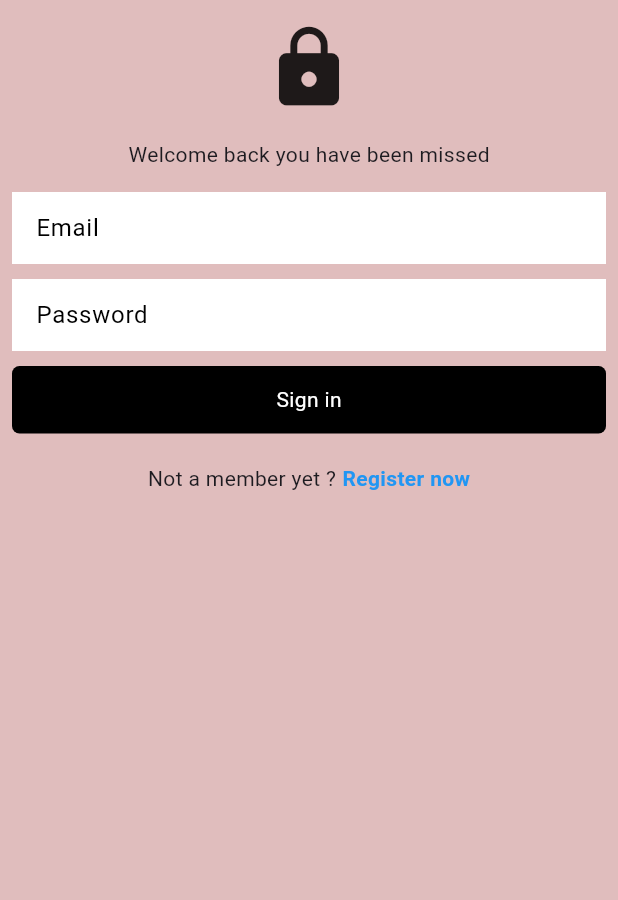
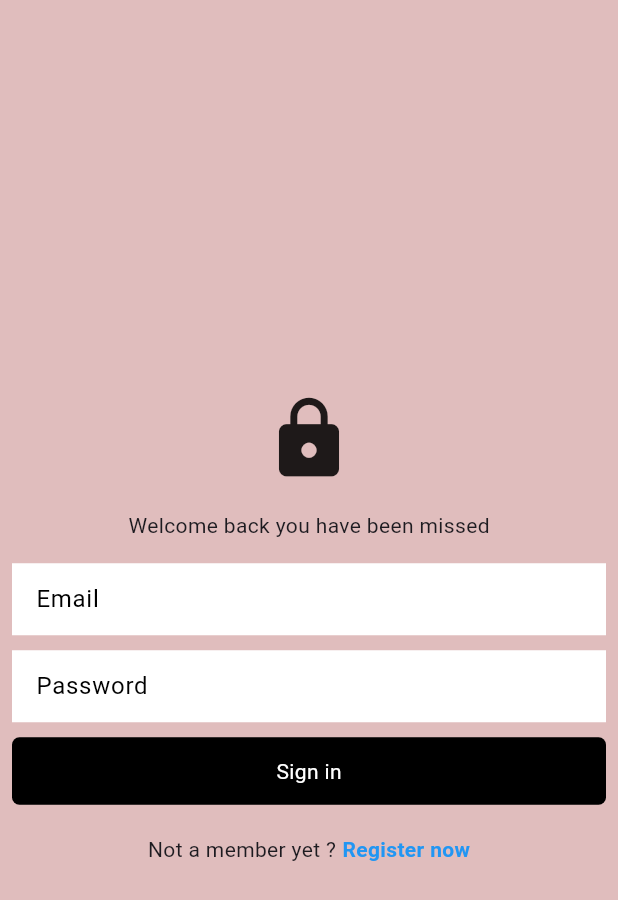
Before and after one commit to Nishesh73/minimals_socialmedia, a Flutter app: the screen it shows after launch, after a tap on "Signin now", on a phone screen of 412 x 824 dp. Shown: the top 900 px of the screen. Run offline on Flutter 3.47's test engine with Material 3 defaults, Android fonts, the light colour scheme and no system bars; our stand-ins replace cloud_firestore, firebase_auth, firebase_core, shared_preferences; accounts and stored records are empty.

Commit message:
fixing some issue related to textfield

```diff
--- a/lib/screens/home.dart
+++ b/lib/screens/home.dart
@@ -30,6 +30,7 @@ class _HomeState extends State<Home> {
       "userPost":_postController.text,
       "likes":[],
       "postId":"",
+      "time": DateTime.now()
 
 
     });
@@ -99,7 +100,8 @@ class _HomeState extends State<Home> {
       Expanded(
         //limit to 5 documents only randomly
         child: StreamBuilder(stream: FirebaseFirestore.instance.collection("posts")
-        .limit(5)
+        // .limit(5)
+         .orderBy("time", descending: true)
         .snapshots(),
         //document path-- means document's path/ghar--here postId, sometime docId
          builder: (context, asyncsnap){
--- a/lib/screens/login.dart
+++ b/lib/screens/login.dart
@@ -124,8 +124,14 @@ class _SignInState extends State<SignIn> {
       backgroundColor:Provider.of<ThemeNotifier>(context).darkTheme==true?Colors.black87: const Color.fromARGB(255, 224, 189, 189),
 
       body: Center(
+        child: SingleChildScrollView(
+             //to use scroll view we must have to give height to column
+             //if i donot give the scrollview widget then the size of textfield will shrink
+          child: Container(
+            height: MediaQuery.of(context).size.height,
             child: Column(
               crossAxisAlignment: CrossAxisAlignment.center,
+               mainAxisAlignment: MainAxisAlignment.center,
 
 
               children: [
@@ -239,6 +245,8 @@ class _SignInState extends State<SignIn> {
 
             ],),
           ),
+        ),
+      ),
 
 
     );
--- a/lib/screens/register.dart
+++ b/lib/screens/register.dart
@@ -117,8 +117,12 @@ class _RegisterState extends State<Register> {
     return Scaffold(
       backgroundColor:Provider.of<ThemeNotifier>(context).darkTheme==true?Colors.black87: const Color.fromARGB(255, 224, 189, 189),
       body: Center(
+        child: SingleChildScrollView(
+          child: Container(
+            height: MediaQuery.of(context).size.height,
             child: Column(
               crossAxisAlignment: CrossAxisAlignment.center,
+              mainAxisAlignment: MainAxisAlignment.center,
 
 
               children: [
@@ -244,6 +248,8 @@ class _RegisterState extends State<Register> {
 
             ],),
           ),
+        ),
+      ),
 
 
     );
```
Also changed, not shown: lib/widgets/wallpost.dart (+27 -6 lines). Lines whose indentation alone changed are shown as unchanged.
